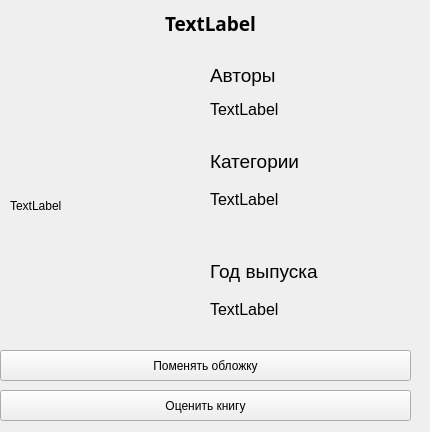
This is BookWindow_design.ui in korovkinjaroslav/Books- as Qt 5 draws it before an edit. The edited form follows.
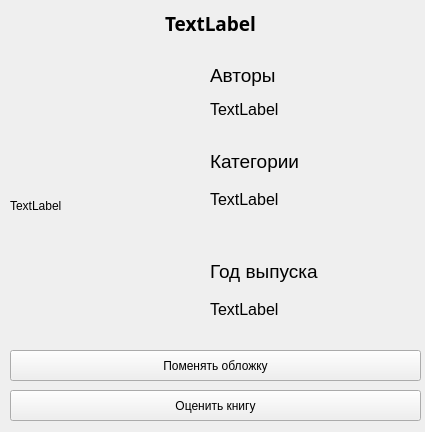
This is the edited form.

```diff
--- a/BookWindow_design.ui
+++ b/BookWindow_design.ui
@@ -6,7 +6,7 @@
    <rect>
     <x>0</x>
     <y>0</y>
-    <width>430</width>
+    <width>425</width>
     <height>432</height>
    </rect>
   </property>
@@ -175,7 +175,7 @@
   <widget class="QPushButton" name="change_cover_button">
    <property name="geometry">
     <rect>
-     <x>0</x>
+     <x>10</x>
      <y>350</y>
      <width>411</width>
      <height>31</height>
@@ -188,7 +188,7 @@
   <widget class="QPushButton" name="rate_button">
    <property name="geometry">
     <rect>
-     <x>0</x>
+     <x>10</x>
      <y>390</y>
      <width>411</width>
      <height>31</height>
```
